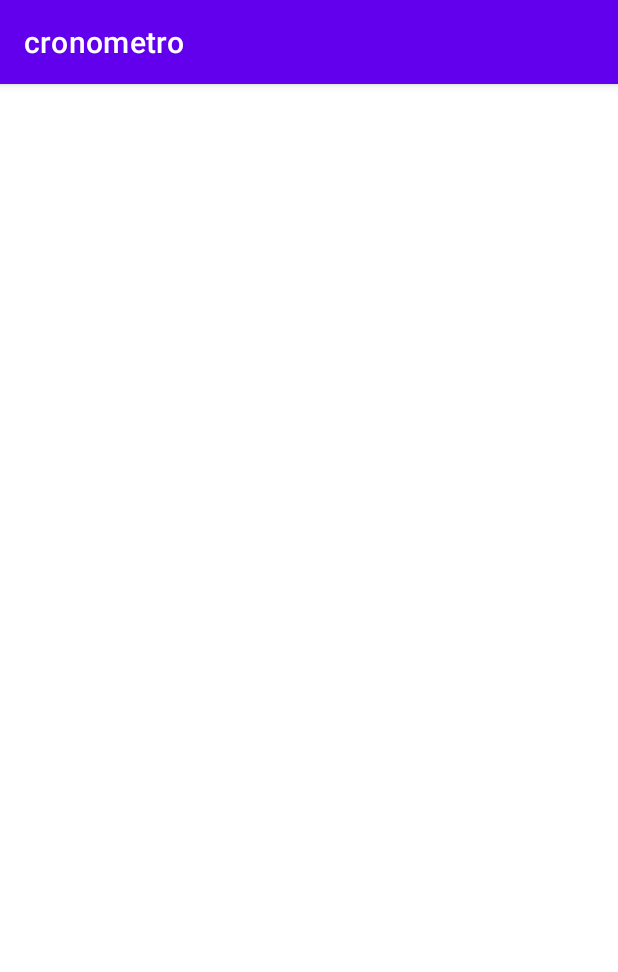
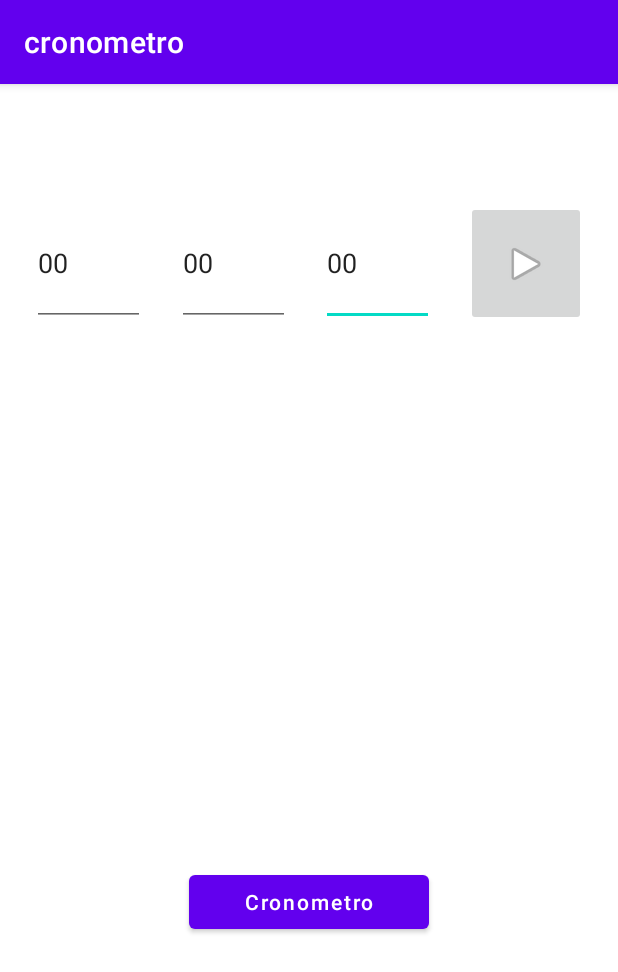
Before and after one commit to felixrp74/cronometro, an Android app: the screen it shows after launch (MainActivity), on a phone screen of 412 x 824 dp. Shown: the top 972 px of the screen. Run offline under Robolectric (Android 15) with nearby library versions, the phone set to English and light mode, and no system bars.

Commit message:
simple stopwatch

```diff
--- a/app/src/main/res/layout/activity_main.xml
+++ b/app/src/main/res/layout/activity_main.xml
@@ -71,5 +71,19 @@
         app:layout_constraintTop_toTopOf="parent"
         app:layout_constraintVertical_bias="0.357" />
 
+    <Button
+        android:id="@+id/btnCronometroActivity"
+        android:layout_width="wrap_content"
+        android:layout_height="wrap_content"
+        android:ems="10"
+        android:text="Cronometro"
+        android:inputType="time"
+        app:layout_constraintBottom_toBottomOf="parent"
+        app:layout_constraintEnd_toEndOf="parent"
+        app:layout_constraintHorizontal_bias="0.5"
+        app:layout_constraintStart_toStartOf="parent"
+        app:layout_constraintTop_toBottomOf="@+id/tvTimeBack"
+        app:layout_constraintVertical_bias="0.5" />
+
 
 </androidx.constraintlayout.widget.ConstraintLayout>
--- a/app/src/main/res/values/strings.xml
+++ b/app/src/main/res/values/strings.xml
@@ -1,3 +1,5 @@
 <resources>
     <string name="app_name">cronometro</string>
+    <string name="start_timer">Start Timer</string>
+    <string name="stop_timer">Stop Timer</string>
 </resources>
```
Also changed, not shown: app/src/main/AndroidManifest.xml (+8 -0 lines), app/src/main/java/com/example/cronometro/ChronometerActivity.kt (added, +42 -0 lines), app/src/main/java/com/example/cronometro/MainActivity.kt (+10 -4 lines), app/src/main/res/layout/activity_cronometro.xml (added, +54 -0 lines).
